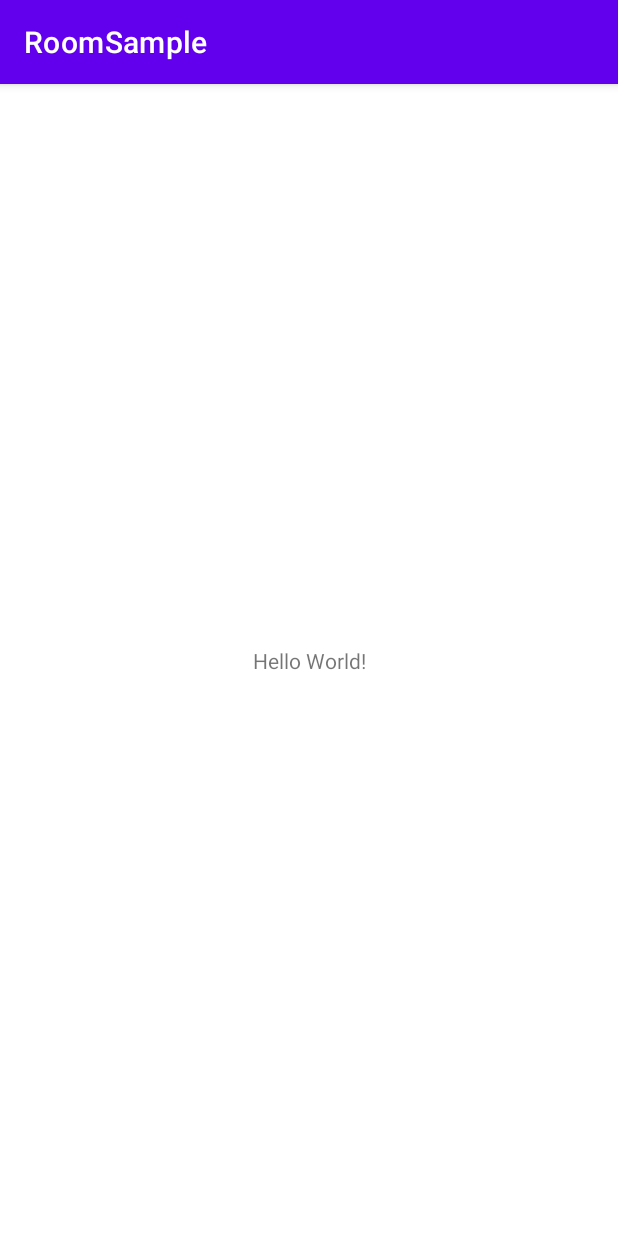
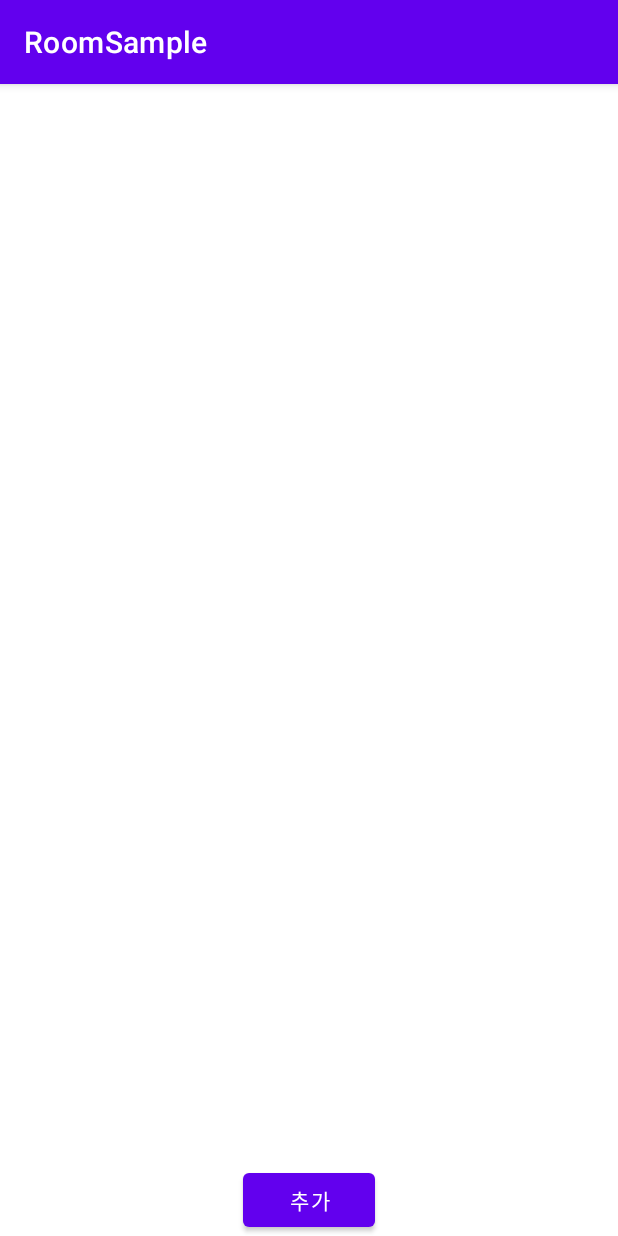
Before and after one commit to hkdong0694/Kotlin_ROOM, an Android app: the screen it shows after launch (MainActivity), on a phone screen of 412 x 824 dp. Run offline under Robolectric (Android 15) with nearby library versions, the phone set to English and light mode, and no system bars.

```diff
--- a/app/src/main/res/layout/activity_main.xml
+++ b/app/src/main/res/layout/activity_main.xml
@@ -6,13 +6,25 @@
     android:layout_height="match_parent"
     tools:context=".MainActivity">
 
-    <TextView
+    <androidx.recyclerview.widget.RecyclerView
+        android:layout_width="0dp"
+        android:layout_height="0dp"
+        android:layout_marginBottom="20dp"
+        android:id="@+id/rv_main"
+        app:layout_constraintStart_toStartOf="parent"
+        app:layout_constraintEnd_toEndOf="parent"
+        app:layout_constraintTop_toTopOf="parent"
+        app:layout_constraintBottom_toTopOf="@id/btn"
+        />
+
+    <Button
         android:layout_width="wrap_content"
         android:layout_height="wrap_content"
-        android:text="Hello World!"
+        android:text="추가"
+        android:id="@+id/btn"
         app:layout_constraintBottom_toBottomOf="parent"
-        app:layout_constraintLeft_toLeftOf="parent"
-        app:layout_constraintRight_toRightOf="parent"
-        app:layout_constraintTop_toTopOf="parent" />
+        app:layout_constraintStart_toStartOf="parent"
+        app:layout_constraintEnd_toEndOf="parent"
+        />
 
 </androidx.constraintlayout.widget.ConstraintLayout>
--- /dev/null
+++ b/app/src/main/res/layout/database_holder.xml
@@ -0,0 +1,6 @@
+<?xml version="1.0" encoding="utf-8"?>
+<androidx.constraintlayout.widget.ConstraintLayout xmlns:android="http://schemas.android.com/apk/res/android"
+    android:layout_width="match_parent"
+    android:layout_height="match_parent">
+
+</androidx.constraintlayout.widget.ConstraintLayout>
```
Also changed, not shown: app/build.gradle (+9 -2 lines), app/src/main/java/com/example/roomsample/MainActivity.kt (+27 -0 lines), app/src/main/java/com/example/roomsample/database/ContactDAO.kt (added, +24 -0 lines), app/src/main/java/com/example/roomsample/database/ContactDatabase.kt (added, +31 -0 lines), app/src/main/java/com/example/roomsample/database/Contacts.kt (added, +18 -0 lines).
